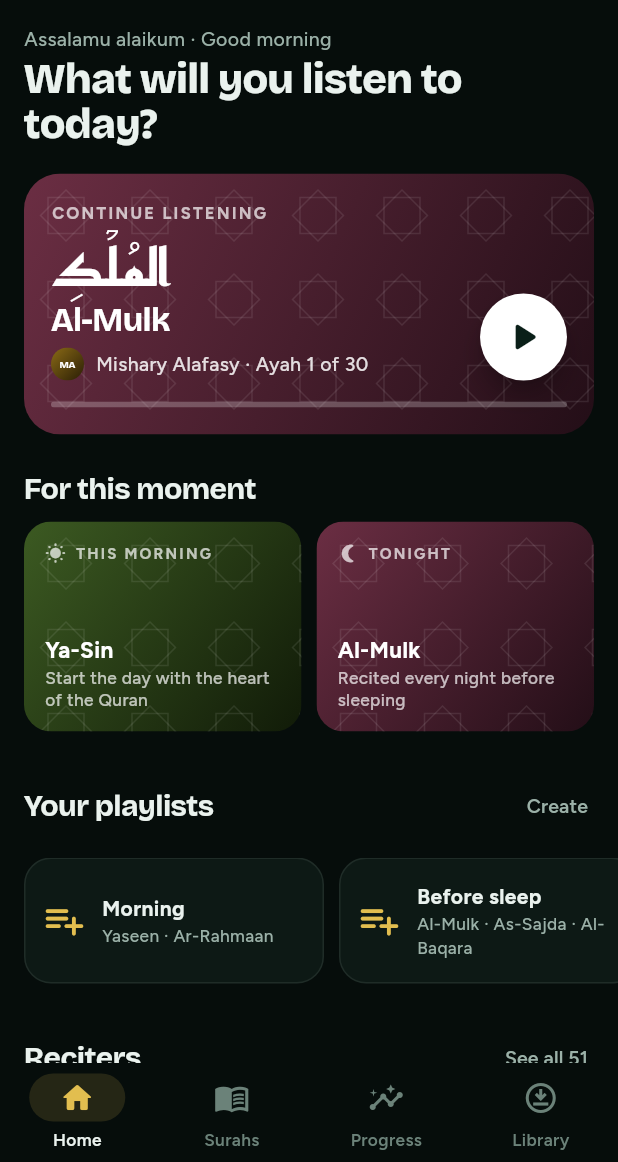
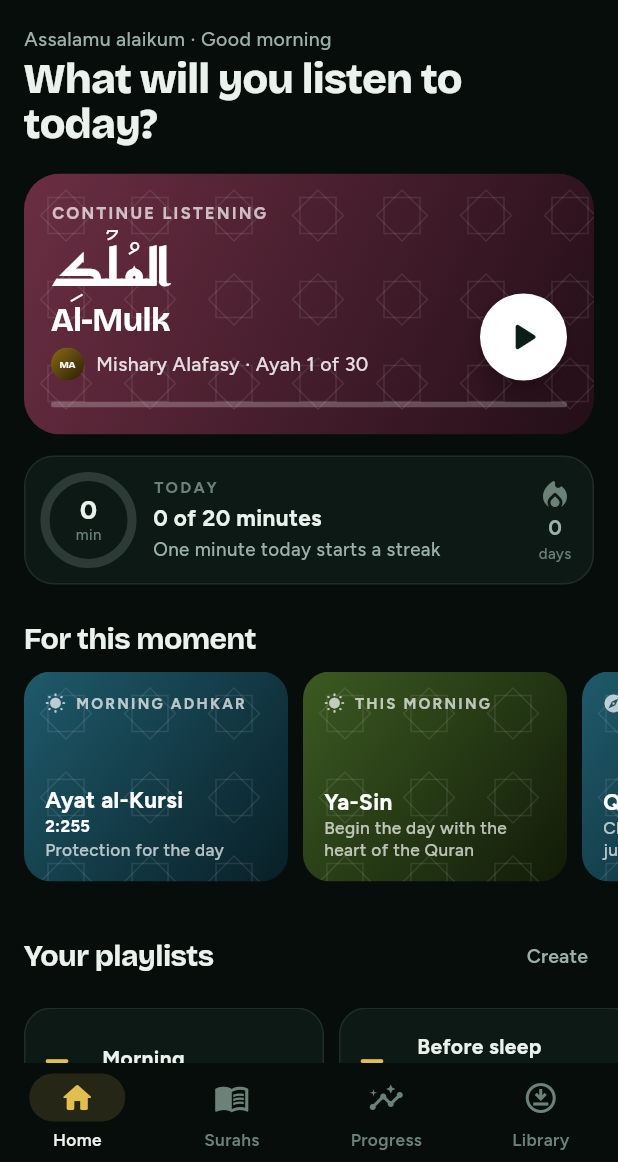
Before and after one commit to thenasihun/One-Verse, a Flutter app: the screen it shows after launch, on a phone screen of 412 x 824 dp, the part 74-1236 px from its top. Run offline on Flutter 3.47's test engine with Material 3 defaults, Android fonts, the phone set to English and light mode, and no system bars; our stand-ins replace audio_service, connectivity_plus, dio, flutter_local_notifications, flutter_timezone, hijri and 6 more; missing offline and left inert: audio_session, background_downloader, ffmpeg_kit_flutter_new_min, flutter_file_dialog; network calls fail; statements that could not run were skipped; project files that could hold a hidden picture were left out.

Commit message:
QA: recommendation engine, Today card; version 2.3.0 (8)
- lib/data/recommend.dart: suggestions from special days and the Hijri
  month, Friday sunnahs, wide morning/afternoon/evening/night lists that
  rotate by date, and a surah to discover not heard in the last week; no
  repeats; passages stop at their end (played as a one-item playlist).
  Verse of the day from 60 ayahs, with fitting ones on special days.
- Home: a Today card (minutes, goal ring, streak, gentle wording) and the
  suggestions as a sideways list of four cards.
- Player: shorter translation label on the one-line pill.
- Release notes and changelog for 2.3.0; TODO item 2 records the decision
  on share credits.

Co-Authored-By: Claude Opus 5.5 <noreply@anthropic.com>
Claude-Session: https://claude.ai/code/session_014Zgbch5K8ySxWdViUS1Qv4

```diff
--- /dev/null
+++ b/lib/data/recommend.dart
@@ -0,0 +1,207 @@
+import 'package:hijri/hijri_calendar.dart';
+
+/// A suggestion for the Home screen: a whole surah, or a passage of it.
+class Pick {
+  final int surah, from, to; // to == 0: the whole surah
+  final String kicker, title, why;
+  final String kind; // special, friday, morning, day, evening, night, month, discover
+  const Pick(this.surah, this.kicker, this.title, this.why, this.kind, {this.from = 1, this.to = 0});
+
+  bool get passage => to != 0;
+  String get key => '$surah:$from-$to';
+}
+
+/// Suggestions change with the time of day, the weekday, the Hijri month and
+/// special days. Within a part of the day they stay the same; from day to
+/// day they rotate through wide lists. No surah is shown twice, and surahs
+/// heard in the last days give way to others in the "discover" slot.
+class Recommender {
+  const Recommender();
+
+  // Parts of the day.
+  static const _morning = [
+    Pick(36, 'This morning', 'Ya-Sin', 'Begin the day with the heart of the Quran', 'morning'),
+    Pick(55, 'This morning', 'Ar-Rahman', '"Which of the favours of your Lord would you deny?"', 'morning'),
+    Pick(93, 'This morning', 'Ad-Duha', 'By the morning light: your Lord has not left you', 'morning'),
+    Pick(48, 'This morning', 'Al-Fath', 'A surah of victory and calm', 'morning'),
+    Pick(94, 'This morning', 'Ash-Sharh', 'With hardship comes ease', 'morning'),
+    Pick(1, 'Morning adhkar', 'Al-Fatihah', 'The opening, for a good start', 'morning'),
+    Pick(2, 'Morning adhkar', 'Ayat al-Kursi', 'Protection for the day', 'morning', from: 255, to: 255),
+    Pick(112, 'Morning adhkar', 'Al-Ikhlas', 'With Al-Falaq and An-Nas, three times each morning', 'morning'),
+    Pick(59, 'This morning', 'Al-Hashr, the last ayahs', 'The beautiful names of Allah', 'morning', from: 18, to: 24),
+  ];
+  static const _day = [
+    Pick(31, 'This afternoon', 'Luqman', 'A father\'s wise advice to his son', 'day'),
+    Pick(49, 'This afternoon', 'Al-Hujurat', 'Manners, brotherhood and good character', 'day'),
+    Pick(12, 'This afternoon', 'Yusuf', 'The best of stories, of patience and trust', 'day'),
+    Pick(19, 'This afternoon', 'Maryam', 'Mercy, family and the birth of Isa', 'day'),
+    Pick(24, 'This afternoon', 'An-Nur', 'Allah is the light of the heavens and the earth', 'day'),
+    Pick(57, 'This afternoon', 'Al-Hadid', 'The heart softened by the remembrance of Allah', 'day'),
+    Pick(55, 'This afternoon', 'Ar-Rahman', 'Count the favours of your Lord', 'day'),
+    Pick(25, 'This afternoon', 'Al-Furqan, the servants of the Merciful', 'How the servants of ar-Rahman live', 'day', from: 63, to: 77),
+  ];
+  static const _evening = [
+    Pick(56, 'This evening', 'Al-Waqi\'ah', 'A surah many recite every evening', 'evening'),
+    Pick(103, 'This evening', 'Al-Asr', 'By time: the whole of life in three ayahs', 'evening'),
+    Pick(44, 'This evening', 'Ad-Dukhan', 'A surah of warning and mercy', 'evening'),
+    Pick(78, 'This evening', 'An-Naba', 'The great news of the Last Day', 'evening'),
+    Pick(87, 'This evening', 'Al-A\'la', 'Glorify the name of your Lord, the Most High', 'evening'),
+    Pick(88, 'This evening', 'Al-Ghashiyah', 'Faces humbled, faces joyful', 'evening'),
+    Pick(23, 'This evening', 'Al-Mu\'minun, the opening', 'The qualities of the successful believers', 'evening', from: 1, to: 11),
+  ];
+  static const _night = [
+    Pick(67, 'Before sleep', 'Al-Mulk', 'Recited every night before sleeping', 'night'),
+    Pick(32, 'Before sleep', 'As-Sajdah', 'With Al-Mulk, recited before sleep', 'night'),
+    Pick(2, 'Before sleep', 'Ayat al-Kursi', 'Protection through the night', 'night', from: 255, to: 255),
+    Pick(2, 'Before sleep', 'The last two ayahs of Al-Baqarah', 'Enough for the night', 'night', from: 285, to: 286),
+    Pick(56, 'Tonight', 'Al-Waqi\'ah', 'A surah many recite at night', 'night'),
+    Pick(17, 'Tonight', 'Al-Isra', 'The night journey', 'night'),
+    Pick(39, 'Tonight', 'Az-Zumar', 'Do not despair of the mercy of Allah', 'night'),
+    Pick(73, 'Tonight', 'Al-Muzzammil', 'Stand in the night and recite slowly', 'night'),
+    Pick(3, 'Tonight', 'Ali \'Imran, the last ayahs', 'In the creation of the heavens and the earth', 'night', from: 190, to: 200),
+    Pick(109, 'Before sleep', 'Al-Kafirun', 'Recited before sleeping', 'night'),
+  ];
+
+  // Strong surahs to discover, any time.
+  static const _discover = [
+    Pick(18, 'Discover', 'Al-Kahf', 'Four stories of trial and faith', 'discover'),
+    Pick(20, 'Discover', 'Taha', 'Musa, and a Quran sent not to burden you', 'discover'),
+    Pick(21, 'Discover', 'Al-Anbiya', 'The prophets and their duas', 'discover'),
+    Pick(12, 'Discover', 'Yusuf', 'The best of stories', 'discover'),
+    Pick(19, 'Discover', 'Maryam', 'Mercy upon mercy', 'discover'),
+    Pick(49, 'Discover', 'Al-Hujurat', 'The surah of manners', 'discover'),
+    Pick(31, 'Discover', 'Luqman', 'Wisdom for every age', 'discover'),
+    Pick(50, 'Discover', 'Qaf', 'Closer to you than your jugular vein', 'discover'),
+    Pick(81, 'Discover', 'At-Takwir', 'When the sun is folded up', 'discover'),
+    Pick(82, 'Discover', 'Al-Infitar', 'What has deceived you about your Lord?', 'discover'),
+    Pick(91, 'Discover', 'Ash-Shams', 'Successful is the one who purifies the soul', 'discover'),
+    Pick(92, 'Discover', 'Al-Layl', 'By the night as it covers', 'discover'),
+    Pick(99, 'Discover', 'Az-Zalzalah', 'An atom\'s weight of good', 'discover'),
+    Pick(71, 'Discover', 'Nuh', 'Ask forgiveness of your Lord', 'discover'),
+    Pick(76, 'Discover', 'Al-Insan', 'The reward of the righteous', 'discover'),
+    Pick(89, 'Discover', 'Al-Fajr', 'O reassured soul, return to your Lord', 'discover'),
+    Pick(60, 'Discover', 'Al-Mumtahanah', 'Loyalty, kindness and justice', 'discover'),
+    Pick(61, 'Discover', 'As-Saff', 'Why do you say what you do not do?', 'discover'),
+    Pick(47, 'Discover', 'Muhammad', 'Rivers of milk and honey', 'discover'),
+    Pick(35, 'Discover', 'Fatir', 'You are the ones in need of Allah', 'discover'),
+    Pick(29, 'Discover', 'Al-Ankabut', 'Do people think they will be left without trial?', 'discover'),
+    Pick(14, 'Discover', 'Ibrahim', 'If you are grateful, I will give you more', 'discover'),
+    Pick(13, 'Discover', 'Ar-Ra\'d', 'In the remembrance of Allah hearts find rest', 'discover'),
+  ];
+
+  // Friday.
+  static const _fridayMorning = [
+    Pick(18, 'Friday', 'Al-Kahf', 'Sunnah to recite on Jumu\'ah', 'friday'),
+    Pick(32, 'Friday Fajr', 'As-Sajdah', 'Recited in Fajr on Friday', 'friday'),
+    Pick(76, 'Friday Fajr', 'Al-Insan', 'Recited in Fajr on Friday', 'friday'),
+  ];
+  static const _fridayLater = [
+    Pick(18, 'Friday', 'Al-Kahf', 'Before maghrib, the Friday sunnah', 'friday'),
+    Pick(62, 'Friday', 'Al-Jumu\'ah', 'The surah of the Friday prayer', 'friday'),
+    Pick(50, 'Friday', 'Qaf', 'Often recited in the Friday sermon', 'friday'),
+    Pick(41, 'This Friday', 'Ha-Mim As-Sajdah (Fussilat)', 'A Ha-Mim surah to reflect on', 'friday'),
+  ];
+
+  /// Picks for the Hijri month or a special day.
+  List<Pick> special(DateTime now) {
+    final h = HijriCalendar.fromDate(now);
+    final m = h.hMonth, d = h.hDay;
+    return [
+      if (m == 9 && d == 1) const Pick(2, 'Ramadan Mubarak', 'Al-Baqarah', 'A new month with the Quran', 'special'),
+      if (m == 9 && d >= 21 && d.isOdd) const Pick(97, 'The last ten nights', 'Al-Qadr', 'Laylat al-Qadr may be tonight', 'special'),
+      if (m == 9) const Pick(2, 'Ramadan', 'The ayahs of fasting', 'O you who believe, fasting is prescribed for you', 'month', from: 183, to: 187),
+      if (m == 10 && d == 1) const Pick(87, 'Eid Mubarak', 'Al-A\'la', 'Recited in the Eid prayer', 'special'),
+      if (m == 10 && d == 1) const Pick(88, 'Eid Mubarak', 'Al-Ghashiyah', 'Recited in the Eid prayer', 'special'),
+      if (m == 12 && d <= 8) const Pick(89, 'The ten days of Dhul Hijjah', 'Al-Fajr', 'By the dawn and the ten nights', 'month'),
+      if (m == 12 && d == 9) const Pick(22, 'The Day of Arafah', 'Al-Hajj', 'The best day for dua', 'special'),
+      if (m == 12 && d == 10) const Pick(108, 'Eid al-Adha Mubarak', 'Al-Kawthar', 'For the day of sacrifice', 'special'),
+      if (m == 12 && d > 10) const Pick(37, 'Dhul Hijjah', 'As-Saffat', 'Ibrahim and the sacrifice of his son', 'month', from: 99, to: 113),
+      if (m == 1 && d == 10) const Pick(20, 'The Day of Ashura', 'Taha', 'Remember the story of Musa', 'special'),
+      if (m == 1 && d <= 9) const Pick(9, 'A new Hijri year', 'The Hijrah', '"Do not grieve, Allah is with us"', 'month', from: 40, to: 40),
+      if (m == 7) const Pick(17, 'Rajab', 'Al-Isra', 'The night journey of the Prophet ﷺ', 'month'),
+      if (m == 8) const Pick(44, 'Sha\'ban', 'Ad-Dukhan', 'We sent it down on a blessed night', 'month'),
+      if (m == 3) const Pick(33, 'Rabi\' al-Awwal', 'Blessings on the Prophet ﷺ', 'Allah and His angels send blessings on the Prophet', 'month', from: 56, to: 56),
+      if (m == 3) const Pick(68, 'Rabi\' al-Awwal', 'Al-Qalam', 'And you are of a great character', 'month', from: 1, to: 4),
+    ];
+  }
+
+  /// Up to [count] suggestions for [now]. [recent] are surahs heard in the
+  /// last days; they are passed over in the discover slot.
+  List<Pick> picksFor(DateTime now, {Set<int> recent = const {}, int count = 4}) {
+    final hour = now.hour;
+    final slot = hour >= 20 || hour < 4
+        ? 3
+        : hour < 11
+            ? 0
+            : hour < 16
+                ? 1
+                : 2;
+    final seed = now.year * 10000 + now.month * 100 + now.day;
+    final pool = [_morning, _day, _evening, _night][slot];
+    final out = <Pick>[];
+    final used = <String>{};
+    final surahs = <int>{};
+    void add(Pick p) {
+      if (out.length >= count || used.contains(p.key)) return;
+      // The same surah twice only when the passages differ (Ayat al-Kursi and
+      // the end of Al-Baqarah).
+      if (!p.passage && surahs.contains(p.surah)) return;
+      used.add(p.key);
+      surahs.add(p.surah);
+      out.add(p);
+    }
+
+    // 1. Today's special day or the month.
+    for (final p in special(now)) {
+      add(p);
+    }
+    // 2. Friday, and Thursday night for Al-Kahf.
+    if (now.weekday == DateTime.friday) {
+      final f = hour < 11 ? _fridayMorning : _fridayLater;
+      add(f[0]);
+      add(f[1 + seed % (f.length - 1)]);
+    } else if (now.weekday == DateTime.thursday && hour >= 17) {
+      add(const Pick(18, 'Tonight', 'Al-Kahf for Friday', 'Friday begins at maghrib', 'friday'));
+    }
+    // 3. Two from the part of the day, rotating by date.
+    final start = seed % pool.length;
+    for (var i = 0; i < pool.length && out.length < count - 1; i++) {
+      add(pool[(start + i * 3) % pool.length]);
+      if (out.where((p) => p.kind == pool.first.kind).length >= 2) break;
+    }
+    // 4. One to discover, not heard lately.
+    final fresh = _discover.where((p) => !recent.contains(p.surah)).toList();
+    final list = fresh.isEmpty ? _discover : fresh;
+    for (var i = 0; i < list.length && out.length < count; i++) {
+      add(list[(seed + i) % list.length]);
+      if (out.any((p) => p.kind == 'discover')) break;
+    }
+    // Fill up from the day's pool if anything is missing.
+    for (var i = 0; i < pool.length && out.length < count; i++) {
+      add(pool[(start + i) % pool.length]);
+    }
+    return out;
+  }
+
+  /// Verse of the day: a wide list of well-known ayahs, one a day, with a
+  /// fitting one on Fridays, in Ramadan and on special days.
+  (int, int) verseOfTheDay(DateTime now) {
+    final h = HijriCalendar.fromDate(now);
+    if (h.hMonth == 9 && h.hDay == 1) return (2, 185);
+    if (h.hMonth == 9 && h.hDay >= 21 && h.hDay.isOdd) return (97, 3);
+    if (h.hMonth == 12 && h.hDay == 9) return (5, 3);
+    if (h.hMonth == 1 && h.hDay == 10) return (20, 77);
+    if (now.weekday == DateTime.friday && now.day % 2 == 0) return (62, 9);
+    final day = DateTime(now.year, now.month, now.day).difference(DateTime(2024)).inDays;
+    return verses[day % verses.length];
+  }
+
+  static const verses = [
+    (2, 255), (2, 286), (2, 152), (2, 153), (2, 186), (2, 201), (3, 8), (3, 26), (3, 139), (3, 173),
+    (3, 190), (3, 191), (7, 23), (9, 51), (9, 129), (11, 6), (12, 86), (12, 87), (13, 11), (13, 28),
+    (14, 7), (16, 97), (17, 23), (17, 24), (17, 80), (18, 10), (18, 46), (20, 25), (20, 114), (21, 87),
+    (23, 118), (24, 35), (25, 74), (28, 24), (29, 69), (33, 41), (35, 15), (39, 53), (40, 60), (49, 13),
+    (50, 16), (51, 56), (55, 13), (57, 4), (59, 22), (64, 11), (65, 2), (65, 3), (67, 2), (93, 5),
+    (94, 5), (94, 6), (103, 3), (112, 1), (2, 45), (8, 46), (17, 82), (20, 46), (39, 10), (42, 19),
+  ];
+}
--- a/lib/ui/player_controls.dart
+++ b/lib/ui/player_controls.dart
@@ -49,7 +49,7 @@ class PlayerDeck extends StatelessWidget {
         Expanded(
           child: DeckPill(
             icon: Icons.translate_rounded,
-            kicker: trOn ? 'Translation · ${languageName(tr.language)}' : 'Translation',
+            kicker: trOn ? languageName(tr.language) : 'Translation',
             title: trOn ? tr.englishName : 'Off · Arabic only',
             lit: trOn,
             onTap: () => showTranslationQuickSheet(context),
--- a/lib/ui/screens/home_screen.dart
+++ b/lib/ui/screens/home_screen.dart
@@ -4,11 +4,11 @@ import 'package:provider/provider.dart';
 import '../../core/theme.dart';
 import '../../data/catalog.dart';
 import '../../data/models.dart';
+import '../../data/recommend.dart';
 import '../../data/repository.dart';
 import '../../state/listening_log.dart';
 import '../../state/playback.dart';
 import '../../state/playlists.dart';
-import '../../state/reminders.dart';
 import '../../state/settings.dart';
 import '../playlists_screen.dart';
 import '../sheets.dart';
@@ -17,40 +17,6 @@ import '../study.dart';
 import '../widgets/common.dart';
 import '../widgets/quran_text.dart';
 import 'about_screen.dart';
-
-class Moment {
-  final int surah;
-  final String kicker, title, subtitle;
-  final IconData icon;
-  const Moment(this.surah, this.kicker, this.title, this.subtitle, this.icon);
-}
-
-/// Suggestions for right now: special Hijri days, Friday Al-Kahf, Al-Mulk at
-/// night, Ya-Sin in the morning.
-List<Moment> momentsFor(DateTime now) {
-  final out = <Moment>[];
-  final special = specialDayOn(now);
-  if (special != null) out.add(Moment(special.surah, 'Today', special.title, special.body, Icons.auto_awesome_rounded));
-  final h = now.hour, d = now.weekday;
-  if (d == DateTime.friday) {
-    out.add(const Moment(18, 'Friday', 'Al-Kahf on Friday', 'Sunnah to recite on Jumu\'ah', Icons.star_rounded));
-  } else if (d == DateTime.thursday && h >= 17) {
-    out.add(const Moment(18, 'Tonight', 'Al-Kahf for Friday', 'Friday starts at maghrib', Icons.star_rounded));
-  }
-  if (h >= 20 || h < 4) {
-    out.add(const Moment(67, 'Before sleep', 'Al-Mulk', 'Recited every night before sleeping', Icons.nightlight_round));
-  } else if (h < 11) {
-    out.add(const Moment(36, 'This morning', 'Ya-Sin', 'Start the day with the heart of the Quran', Icons.wb_sunny_rounded));
-  } else if (h < 17) {
-    out.add(const Moment(55, 'This afternoon', 'Ar-Rahman', 'Which of the favours of your Lord…', Icons.wb_sunny_rounded));
-  } else {
-    out.add(const Moment(56, 'This evening', 'Al-Waqi\'ah', 'A surah many recite each evening', Icons.wb_twilight_rounded));
-  }
-  if (out.length < 2) out.add(const Moment(67, 'Tonight', 'Al-Mulk', 'Recited every night before sleeping', Icons.nightlight_round));
-  return out.take(2).toList();
-}
-
-const _verseOfDay = [(2, 255), (2, 286), (3, 190), (13, 28), (94, 5), (39, 53), (2, 152), (65, 3), (2, 186), (20, 114), (29, 69), (3, 139), (8, 46), (17, 82)];
 
 class HomeScreen extends StatelessWidget {
   const HomeScreen({super.key});
@@ -103,15 +69,20 @@ class HomeScreen extends StatelessWidget {
         padding: const EdgeInsets.symmetric(horizontal: 16),
         child: _ContinueCard(surah: s, ayah: pb.ayah, reciter: pb.leadVoice, playing: pb.playing, onPlay: pb.toggle),
       ),
+      Padding(padding: const EdgeInsets.fromLTRB(16, 14, 16, 0), child: _TodayCard(log: log, goal: settings.goalMinutes)),
       const SectionTitle('For this moment'),
-      Padding(
-        padding: const EdgeInsets.symmetric(horizontal: 16),
-        child: Row(children: [
-          for (final (i, m) in momentsFor(DateTime.now()).indexed) ...[
-            if (i > 0) const SizedBox(width: 10),
-            Expanded(child: _MomentCard(m)),
+      SizedBox(
+        height: 140,
+        child: ListView(
+          padding: const EdgeInsets.symmetric(horizontal: 16),
+          scrollDirection: Axis.horizontal,
+          children: [
+            for (final p in const Recommender().picksFor(DateTime.now(), recent: {
+              for (final e in log.top('surah', daysBack: 7)) int.tryParse(e.key) ?? 0,
+            }))
+              Padding(padding: const EdgeInsets.only(right: 10), child: SizedBox(width: 176, child: _MomentCard(p))),
           ],
-        ]),
+        ),
       ),
       if (settings.favSurahs.isNotEmpty) ...[
         SectionTitle('Your favourites', action: '${settings.favSurahs.length}', onAction: () => goToTab(1)),
@@ -310,15 +281,33 @@ class _ContinueCard extends StatelessWidget {
 }
 
 class _MomentCard extends StatelessWidget {
-  final Moment m;
+  final Pick m;
   const _MomentCard(this.m);
+
+  IconData get icon => switch (m.kind) {
+        'special' => Icons.auto_awesome_rounded,
+        'month' => Icons.calendar_month_rounded,
+        'friday' => Icons.star_rounded,
+        'morning' => Icons.wb_sunny_rounded,
+        'day' => Icons.light_mode_rounded,
+        'evening' => Icons.wb_twilight_rounded,
+        'night' => Icons.nightlight_round,
+        _ => Icons.explore_rounded,
+      };
+
   @override
   Widget build(BuildContext context) {
     final pb = context.read<Playback>();
     return GestureDetector(
       onTap: () {
-        pb.play(m.surah);
-        Nav.surah(context, m.surah);
+        if (m.passage) {
+          // A passage plays as a one-item playlist, so it stops at its end.
+          pb.playPlaylist(Playlist(id: 'pick-${m.key}', name: m.title, items: [PlaylistItem(m.surah, m.from, m.to)]));
+          Nav.surah(context, m.surah, ayah: m.from);
+        } else {
+          pb.play(m.surah);
+          Nav.surah(context, m.surah);
+        }
       },
       child: Art(
         seed: m.surah,
@@ -328,13 +317,14 @@ class _MomentCard extends StatelessWidget {
           height: 112,
           child: Column(crossAxisAlignment: CrossAxisAlignment.start, mainAxisAlignment: MainAxisAlignment.spaceBetween, children: [
             Row(children: [
-              Icon(m.icon, size: 14, color: Colors.white70),
+              Icon(icon, size: 14, color: Colors.white70),
               const SizedBox(width: 6),
               Text(m.kicker.toUpperCase(), style: T.label(Colors.white70).copyWith(fontSize: 10)),
             ]),
             Column(crossAxisAlignment: CrossAxisAlignment.start, children: [
-              Text(m.title, maxLines: 1, overflow: TextOverflow.ellipsis, style: T.ui(15, w: FontWeight.w700, color: Colors.white)),
-              Text(m.subtitle, maxLines: 2, overflow: TextOverflow.ellipsis, style: T.ui(11.5, color: Colors.white70, height: 1.3)),
+              Text(m.title, maxLines: 2, overflow: TextOverflow.ellipsis, style: T.ui(15, w: FontWeight.w700, color: Colors.white, height: 1.2)),
+              if (m.passage) Text('${m.surah}:${m.from}${m.to > m.from ? '–${m.to}' : ''}', style: T.ui(11, w: FontWeight.w700, color: Colors.white)),
+              Text(m.why, maxLines: 2, overflow: TextOverflow.ellipsis, style: T.ui(11.5, color: Colors.white70, height: 1.3)),
             ]),
           ]),
         ),
@@ -381,8 +371,7 @@ class _VerseOfDayState extends State<_VerseOfDay> {
     final c = context.ov;
     final repo = context.read<QuranRepository>();
     final settings = context.watch<Settings>();
-    final day = DateTime.now().difference(DateTime(2024)).inDays;
-    final (n, a) = _verseOfDay[day % _verseOfDay.length];
+    final (n, a) = const Recommender().verseOfTheDay(DateTime.now());
     if (_future == null || _forTranslation != settings.translationId) {
       _forTranslation = settings.translationId;
       _future = () async {
@@ -513,3 +502,68 @@ class _PlaylistTile extends StatelessWidget {
     );
   }
 }
+
+/// Today at a glance: minutes listened against the goal, and whether today
+/// already counts for the streak. Gentle words, no countdowns.
+class _TodayCard extends StatelessWidget {
+  final ListeningLog log;
+  final int goal;
+  const _TodayCard({required this.log, required this.goal});
+
+  @override
+  Widget build(BuildContext context) {
+    final c = context.ov;
+    final now = DateTime.now();
+    final minutes = log.minutesOn(now);
+    final streak = log.currentStreak();
+    final counted = log.counts(now);
+    final frac = goal <= 0 ? 0.0 : (minutes / goal).clamp(0.0, 1.0);
+    final done = frac >= 1;
+    return Material(
+      color: c.surface,
+      shape: RoundedRectangleBorder(borderRadius: BorderRadius.circular(20), side: BorderSide(color: c.line)),
+      child: InkWell(
+        borderRadius: BorderRadius.circular(20),
+        onTap: () => goToTab(2),
+        child: Padding(
+          padding: const EdgeInsets.all(14),
+          child: Row(children: [
+            SizedBox(
+              width: 58,
+              height: 58,
+              child: Stack(alignment: Alignment.center, children: [
+                SizedBox.expand(child: CircularProgressIndicator(value: frac, strokeWidth: 6, color: done ? c.emerald : c.gold, backgroundColor: c.line2)),
+                Column(mainAxisSize: MainAxisSize.min, children: [
+                  Text('${minutes.floor()}', style: T.display(18, w: FontWeight.w700, color: c.fg).copyWith(height: 1)),
+                  Text('min', style: T.ui(10, color: c.fg3)),
+                ]),
+              ]),
+            ),
+            const SizedBox(width: 14),
+            Expanded(
+              child: Column(crossAxisAlignment: CrossAxisAlignment.start, children: [
+                Text('TODAY', style: T.label(c.fg3).copyWith(fontSize: 10.5)),
+                const SizedBox(height: 2),
+                Text(done ? 'Daily goal reached, masha\'Allah' : '${minutes.floor()} of $goal minutes',
+                    style: T.ui(15, w: FontWeight.w700, color: c.fg)),
+                const SizedBox(height: 2),
+                Text(
+                    counted
+                        ? 'Today counts for your streak'
+                        : streak > 0
+                            ? 'One minute today keeps your $streak-day streak going'
+                            : 'One minute today starts a streak',
+                    style: T.ui(12.5, color: counted ? c.emerald : c.fg2)),
+              ]),
+            ),
+            Column(children: [
+              Icon(Icons.local_fire_department_rounded, color: counted ? c.gold : c.fg3),
+              Text('$streak', style: T.ui(14, w: FontWeight.w800, color: counted ? c.gold : c.fg2)),
+              Text(streak == 1 ? 'day' : 'days', style: T.ui(10, color: c.fg3)),
+            ]),
+          ]),
+        ),
+      ),
+    );
+  }
+}
--- a/pubspec.yaml
+++ b/pubspec.yaml
@@ -2,7 +2,7 @@ name: oneverse
 description: "Listen & read the Holy Quran, one verse at a time."
 publish_to: 'none'
 
-version: 2.2.0+7
+version: 2.3.0+8
 
 environment:
   sdk: '>=3.10.0 <4.0.0'
```
Also changed, not shown: 3 other files.
